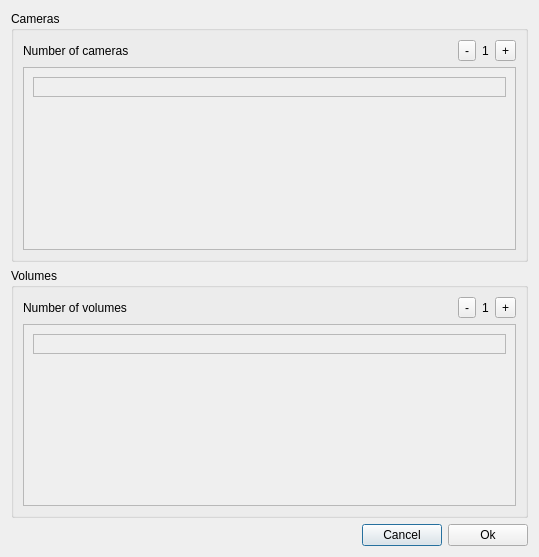
This is autoscoper/src/ui/ui-files/NewTrialDialog.ui in BrownBiomechanics/Autoscoper as Qt 5 draws it before an edit. The edited form follows.
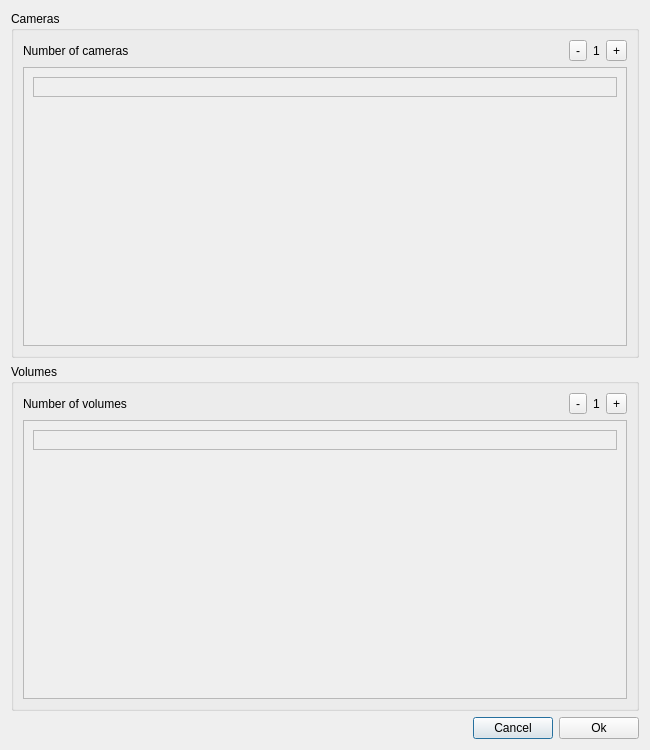
This is the edited form.

Diff of the .ui file:
```diff
--- a/autoscoper/src/ui/ui-files/NewTrialDialog.ui
+++ b/autoscoper/src/ui/ui-files/NewTrialDialog.ui
@@ -6,8 +6,8 @@
    <rect>
     <x>0</x>
     <y>0</y>
-    <width>539</width>
-    <height>557</height>
+    <width>650</width>
+    <height>750</height>
    </rect>
   </property>
   <property name="windowTitle">
@@ -78,8 +78,8 @@
           <rect>
            <x>0</x>
            <y>0</y>
-           <width>499</width>
-           <height>192</height>
+           <width>602</width>
+           <height>272</height>
           </rect>
          </property>
          <layout class="QGridLayout" name="gridLayout_2">
@@ -164,8 +164,8 @@
           <rect>
            <x>0</x>
            <y>0</y>
-           <width>499</width>
-           <height>192</height>
+           <width>602</width>
+           <height>272</height>
           </rect>
          </property>
          <layout class="QGridLayout" name="gridLayout_7">
```
